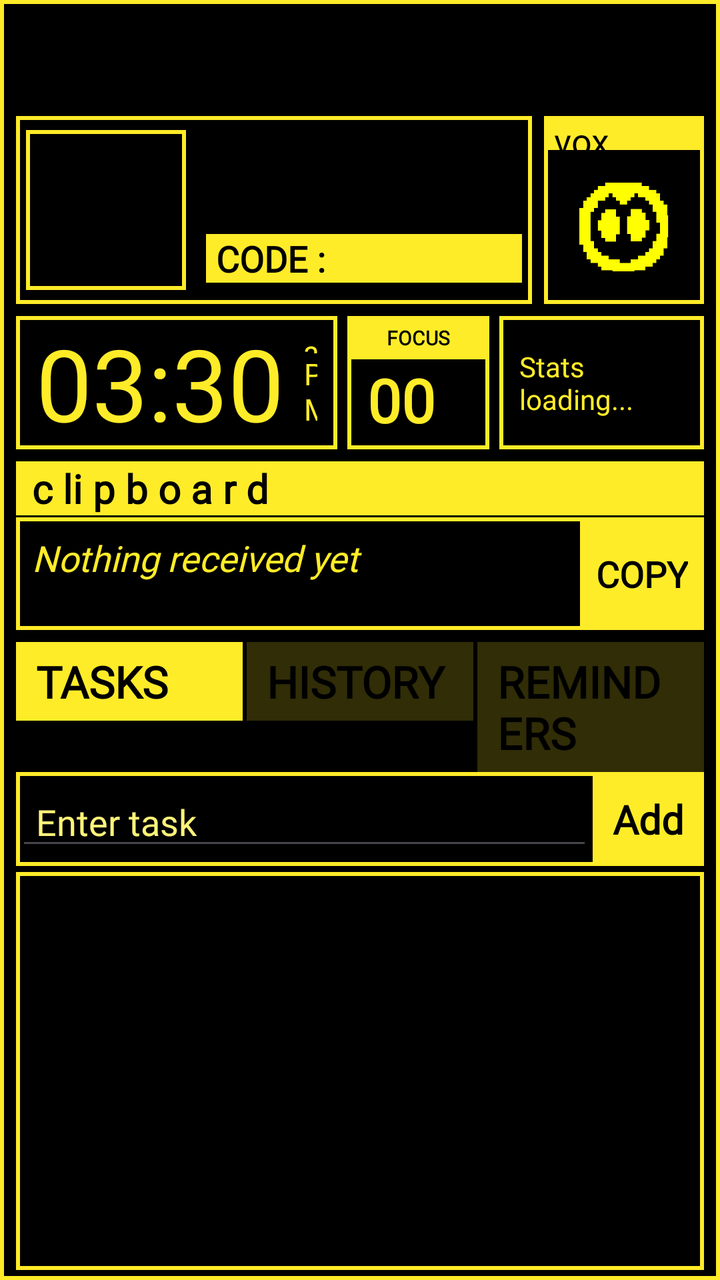
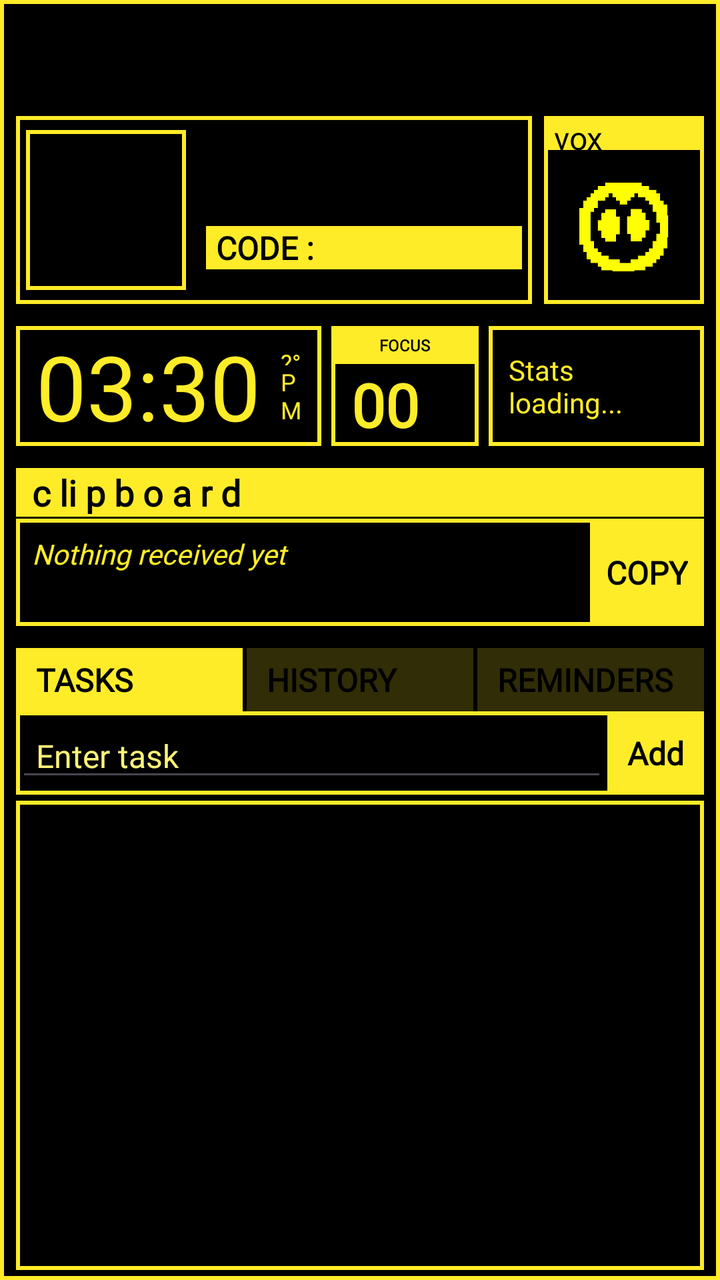

An Android layout rendered at two revisions. The XML below is the earlier revision; the diff shows what the commit changed to produce the second picture.
<!-- AndroidManifest.xml: application theme Theme.VOX -->
<!-- res/layout/activity_main.xml -->
<?xml version="1.0" encoding="utf-8"?>
<androidx.constraintlayout.widget.ConstraintLayout xmlns:android="http://schemas.android.com/apk/res/android"
    xmlns:app="http://schemas.android.com/apk/res-auto"
    xmlns:tools="http://schemas.android.com/tools"
    android:id="@+id/main"
    android:layout_width="match_parent"
    android:layout_height="match_parent"
    tools:context=".ui.main.MainActivity"
    android:background="@color/black">

    <LinearLayout
        android:layout_width="match_parent"
        android:layout_height="match_parent"
        android:background="@drawable/container_m"
        android:padding="5dp"
        android:orientation="vertical"
        app:layout_constraintBottom_toBottomOf="parent"
        app:layout_constraintEnd_toEndOf="parent"
        app:layout_constraintStart_toStartOf="parent"
        app:layout_constraintTop_toTopOf="parent">
        <LinearLayout
            android:layout_width="match_parent"
            android:layout_height="100dp"
            android:layout_marginTop="50dp"
            android:orientation="horizontal">
            <LinearLayout
                android:layout_width="0dp"
                android:layout_height="match_parent"
                android:layout_weight="1"
                android:layout_margin="3dp"
                android:orientation="horizontal"
                android:background="@drawable/container_m"
                android:gravity="center_vertical">
                <ImageView
                    android:id="@+id/myAvatar"
                    android:layout_width="80dp"
                    android:layout_height="80dp"
                    android:layout_margin="5dp"
                    android:background="@drawable/container_m"/>
                <LinearLayout
                    android:layout_width="match_parent"
                    android:layout_height="wrap_content"
                    android:orientation="vertical"
                    android:paddingLeft="5dp">
                    <TextView
                        android:id="@+id/tvUsername"
                        android:layout_width="wrap_content"
                        android:layout_height="wrap_content"
                        android:textSize="18sp"
                        android:fontFamily="@font/lowerpixel"
                        android:textColor="@color/yellow_main"/>
                    <TextView
                        android:id="@+id/tvEmail"
                        android:layout_width="wrap_content"
                        android:layout_height="wrap_content"
                        android:textSize="18sp"
                        android:fontFamily="@font/lowerpixel"
                        android:textColor="@color/yellow_main"/>
                    <TextView
                        android:id="@+id/codeTv"
                        android:layout_width="match_parent"
                        android:layout_height="wrap_content"
                        android:textSize="18sp"
                        android:fontFamily="@font/lowerpixel"
                        android:textColor="@color/black"
                        android:textStyle="bold"
                        android:paddingLeft="5dp"
                        android:layout_marginRight="5dp"
                        android:background="@color/yellow_main"
                        android:text="CODE :"/>
                </LinearLayout>

            </LinearLayout>
            <LinearLayout
                android:layout_width="80dp"
                android:layout_height="match_parent"
                android:orientation="vertical"
                android:layout_margin="3dp"
                android:background="@drawable/container_m">
                <TextView
                    android:layout_width="match_parent"
                    android:layout_height="17dp"
                    android:text="vox"
                    android:background="@color/yellow_main"
                    android:paddingLeft="5dp"
                    android:fontFamily="@font/pixelbold"
                    android:textSize="18sp"
                    android:textColor="@color/black"/>
                <ImageView
                    android:id="@+id/voxEmote"
                    android:layout_width="match_parent"
                    android:layout_height="0dp"
                    android:layout_weight="1"
                    android:layout_margin="8dp"
                    android:src="@drawable/vox_icon_neutral" />

            </LinearLayout>
        </LinearLayout>
        <LinearLayout
            android:layout_width="match_parent"
            android:layout_height="wrap_content"
            android:orientation="horizontal"
            android:layout_margin="3dp"
            android:gravity="center_vertical">
            <LinearLayout
                android:layout_width="wrap_content"
                android:layout_weight="3"
                android:gravity="center"
                android:layout_height="wrap_content"
                android:orientation="horizontal"
                android:background="@drawable/container_m">
            <TextView
                android:id="@+id/tvCurrentTime"
                android:layout_width="wrap_content"
                android:layout_height="wrap_content"
                android:textSize="50sp"
                android:textColor="@color/yellow_main"
                android:text="03:30"
                android:layout_marginLeft="10dp"
                android:fontFamily="@font/lowerpixel"/>
            <LinearLayout
                android:layout_width="wrap_content"
                android:layout_height="match_parent"
                android:orientation="vertical"
                android:layout_margin="10dp">
                <TextView
                    android:layout_width="wrap_content"
                    android:layout_height="0dp"
                    android:id="@+id/tvWeather"
                    android:layout_weight="1"
                    android:text="@string/weather_not_found"
                    android:textSize="15sp"
                    android:textColor="@color/yellow_main"
                    android:fontFamily="@font/lowerpixel"/>
                <TextView
                    android:id="@+id/tvCurrentMeridian"
                    android:layout_width="match_parent"
                    android:layout_height="wrap_content"
                    android:text="PM"
                    android:textSize="15sp"
                    android:textColor="@color/yellow_main"
                    android:fontFamily="@font/lowerpixel"/>
            </LinearLayout>
            </LinearLayout>
            <LinearLayout
                android:layout_weight="1"
                android:layout_width="wrap_content"
                android:layout_height="match_parent"
                android:gravity="center_horizontal"
                android:layout_marginHorizontal="5dp"
                android:orientation="vertical"
                android:background="@drawable/container_m">
                <TextView
                    android:layout_width="match_parent"
                    android:layout_height="wrap_content"
                    android:text="FOCUS"
                    android:textAlignment="center"
                    android:textSize="10sp"
                    android:padding="4dp"
                    android:background="@color/yellow_main"
                    android:textColor="@color/black"
                    android:textStyle="bold"
                    android:fontFamily="@font/highlight"/>
                <TextView
                    android:id="@+id/tvDisciplie"
                    android:layout_width="wrap_content"
                    android:layout_height="wrap_content"
                    android:text="00%"
                    android:textSize="30sp"
                    android:paddingHorizontal="10dp"
                    android:textColor="@color/yellow_main"
                    android:textStyle="bold"
                    android:fontFamily="@font/lowerpixel"/>

            </LinearLayout>
            <LinearLayout
                android:layout_weight="2"
                android:layout_width="wrap_content"
                android:gravity="center"
                android:layout_height="match_parent"
                android:orientation="vertical"
                android:background="@drawable/container_m">
            <TextView
                android:id="@+id/tvStats"
                android:layout_width="wrap_content"
                android:paddingHorizontal="10dp"
                android:layout_height="wrap_content"
                android:text="Stats loading..."
                android:textColor="@color/yellow_main"
                android:fontFamily="@font/lowerpixel"/>
            </LinearLayout>



        </LinearLayout>
        <TextView
            android:layout_width="match_parent"
            android:layout_height="wrap_content"
            android:text="c li p b o a r d"
            android:fontFamily="@font/pixelbold"
            android:textSize="20sp"
            android:background="@color/yellow_main"
            android:textColor="@color/black"
            android:paddingLeft="8dp"
            android:layout_marginHorizontal="3dp"
            android:layout_marginTop="3dp"
            android:textStyle="bold"/>
        <LinearLayout
            android:id="@+id/clipboardPanel"
            android:layout_width="match_parent"
            android:layout_height="wrap_content"
            android:orientation="horizontal"
            android:layout_marginHorizontal="3dp"
            android:layout_marginBottom="3dp"
            android:layout_marginTop="1dp"
            android:background="@drawable/container_m"
            android:visibility="visible">

            <TextView
                android:id="@+id/tvLatestFromPc"
                android:layout_width="0dp"
                android:layout_weight="1"
                android:layout_height="match_parent"
                android:text="Nothing received yet"
                android:textSize="18sp"
                android:textColor="@color/yellow_main"
                android:fontFamily="@font/lowerpixel"
                android:textStyle="italic"
                android:padding="8dp"
                android:visibility="visible"/>

            <TextView
                android:id="@+id/btnCopyToPhone"
                android:layout_width="wrap_content"
                android:layout_height="wrap_content"
                android:text="COPY"
                android:textStyle="bold"
                android:clickable="true"
                android:textSize="18sp"
                android:textColor="@color/black"
                android:fontFamily="@font/lowerpixel"
                android:background="@color/yellow_main"
                android:paddingHorizontal="8dp"
                android:paddingVertical="16dp"
                android:visibility="visible"/>

            <EditText
                android:id="@+id/etManualPaste"
                android:layout_width="0dp"
                android:layout_weight="1"
                android:layout_height="match_parent"
                android:hint="Paste text here"
                android:textStyle="italic"
                android:textColor="@color/yellow_main"
                android:textSize="18sp"
                android:fontFamily="@font/lowerpixel"
                android:visibility="gone"/>

            <TextView
                android:id="@+id/btnUploadClipboard"
                android:layout_width="wrap_content"
                android:layout_height="wrap_content"
                android:fontFamily="@font/lowerpixel"
                android:textSize="18sp"
                android:textColor="@color/black"
                android:textStyle="italic"
                android:background="@color/yellow_main"
                android:text="SYNC"
                android:paddingHorizontal="8dp"
                android:paddingVertical="16dp"
                android:visibility="gone"/>
            <TextView
                android:id="@+id/backClipboard"
                android:layout_width="wrap_content"
                android:layout_height="wrap_content"
                android:fontFamily="@font/lowerpixel"
                android:textSize="18sp"
                android:textColor="@color/black"
                android:textStyle="italic"
                android:background="@color/yellow_main30"
                android:text="X"
                android:padding="8dp"
                android:visibility="gone"/>



        </LinearLayout>


        <LinearLayout
            android:orientation="horizontal"
            android:layout_width="match_parent"
            android:layout_marginTop="3dp"
            android:layout_marginHorizontal="3dp"
            android:layout_height="wrap_content">

            <TextView
                android:layout_height="wrap_content"
                android:layout_width="0dp"
                android:layout_weight="1"
                android:id="@+id/btnActive"
                android:clickable="true"
                android:textSize="22sp"
                android:textStyle="bold"
                android:textColor="@color/black"
                android:background="@color/yellow_main"
                android:fontFamily="@font/pixelbold"
                android:paddingVertical="5dp"
                android:paddingHorizontal="10dp"
                android:text="TASKS"
                android:layout_marginRight="2dp"/>
            <TextView
                android:layout_height="wrap_content"
                android:layout_width="0dp"
                android:layout_weight="1"
                android:id="@+id/btnPast"
                android:clickable="true"
                android:textSize="22sp"
                android:textStyle="bold"
                android:textColor="@color/black"
                android:background="@color/yellow_main30"
                android:fontFamily="@font/pixelbold"
                android:paddingVertical="5dp"
                android:paddingHorizontal="10dp"
                android:text="HISTORY"
                android:layout_marginRight="2dp"/>
            <TextView
                android:layout_height="wrap_content"
                android:layout_width="0dp"
                android:layout_weight="1"
                android:id="@+id/btnReminder"
                android:clickable="true"
                android:textSize="22sp"
                android:textStyle="bold"
                android:textColor="@color/black"
                android:background="@color/yellow_main30"
                android:fontFamily="@font/pixelbold"
                android:paddingVertical="5dp"
                android:paddingHorizontal="10dp"
                android:text="REMINDERS"/>

        </LinearLayout>
        <LinearLayout
            android:layout_width="match_parent"
            android:layout_height="wrap_content"
            android:orientation="horizontal"
            android:layout_marginHorizontal="3dp"
            android:gravity="center_vertical"
            android:background="@drawable/container_m">
            <EditText
                android:id="@+id/etTask"
                android:layout_width="0dp"
                android:layout_weight="1"
                android:textSize="18sp"
                android:paddingLeft="10dp"
                android:layout_height="wrap_content"
                android:textColor="@color/yellow_secondary"
                android:textColorHint="@color/yellow_secondary"
                android:fontFamily="@font/lowerpixel"
                android:visibility="visible"
                android:hint="Enter task"/>
            <TextView
                android:id="@+id/btnAdd"
                android:layout_width="wrap_content"
                android:layout_height="wrap_content"
                android:text="Add"
                android:soundEffectsEnabled="false"
                android:textStyle="bold"
                android:padding="10dp"
                android:textSize="20sp"
                android:textColor="@color/black"
                android:fontFamily="@font/lowerpixel"
                android:visibility="visible"
                android:background="@color/yellow_main"/>
            <EditText
                android:id="@+id/etReminder"
                android:layout_width="0dp"
                android:layout_weight="1"
                android:textSize="18sp"
                android:paddingLeft="10dp"
                android:layout_height="wrap_content"
                android:textColor="@color/yellow_secondary"
                android:textColorHint="@color/yellow_secondary"
                android:fontFamily="@font/lowerpixel"
                android:visibility="gone"
                android:hint="Enter reminder"/>
            <TextView
                android:id="@+id/btnAddreminder"
                android:layout_width="wrap_content"
                android:layout_height="wrap_content"
                android:text="Add"
                android:soundEffectsEnabled="false"
                android:textStyle="bold"
                android:padding="10dp"
                android:textSize="20sp"
                android:textColor="@color/black"
                android:fontFamily="@font/lowerpixel"
                android:visibility="gone"
                android:background="@color/yellow_main"/>
        </LinearLayout>

        <FrameLayout
            android:id="@+id/fragmentContainer"
            android:layout_width="match_parent"
            android:layout_height="0dp"
            android:layout_marginTop="3dp"
            android:layout_marginHorizontal="3dp"
            android:background="@drawable/container_m"
            android:layout_weight="1"/>

    </LinearLayout>
</androidx.constraintlayout.widget.ConstraintLayout>
<!-- resources referenced by this layout -->
<resources>
  <color name="black">#FF000000</color>
  <color name="yellow_main">#FFEC28</color>
  <color name="yellow_main30">#30FFEC28</color>
  <color name="yellow_secondary">#FFF378</color>
  <!-- drawable container_m (drawable) -->
  <?xml version="1.0" encoding="utf-8"?>
  <shape xmlns:android="http://schemas.android.com/apk/res/android">
      <stroke android:color="@color/yellow_main" android:width="2dp"/>
  </shape>
  <!-- drawable vox_icon_neutral: png bitmap (drawable, 1216 bytes) -->
  <string name="weather_not_found">"?°C"</string>
  <style name="Theme.VOX" parent="Base.Theme.VOX" />
  <style name="Base.Theme.VOX" parent="Theme.Material3.DayNight.NoActionBar">
          
          
      </style>
</resources>

<!-- the commit's change to res/layout/activity_main.xml (unified diff, before → after) -->
@@ -22,7 +22,8 @@
             android:layout_width="match_parent"
             android:layout_height="100dp"
             android:layout_marginTop="50dp"
-            android:orientation="horizontal">
+            android:orientation="horizontal"
+            android:layout_marginBottom="8dp">
             <LinearLayout
                 android:layout_width="0dp"
                 android:layout_height="match_parent"
@@ -46,21 +47,21 @@
                         android:id="@+id/tvUsername"
                         android:layout_width="wrap_content"
                         android:layout_height="wrap_content"
-                        android:textSize="18sp"
+                        android:textSize="14sp"
                         android:fontFamily="@font/lowerpixel"
                         android:textColor="@color/yellow_main"/>
                     <TextView
                         android:id="@+id/tvEmail"
                         android:layout_width="wrap_content"
                         android:layout_height="wrap_content"
-                        android:textSize="18sp"
+                        android:textSize="14sp"
                         android:fontFamily="@font/lowerpixel"
                         android:textColor="@color/yellow_main"/>
                     <TextView
                         android:id="@+id/codeTv"
                         android:layout_width="match_parent"
                         android:layout_height="wrap_content"
-                        android:textSize="18sp"
+                        android:textSize="16sp"
                         android:fontFamily="@font/lowerpixel"
                         android:textColor="@color/black"
                         android:textStyle="bold"
@@ -84,7 +85,7 @@
                     android:background="@color/yellow_main"
                     android:paddingLeft="5dp"
                     android:fontFamily="@font/pixelbold"
-                    android:textSize="18sp"
+                    android:textSize="16sp"
                     android:textColor="@color/black"/>
                 <ImageView
                     android:id="@+id/voxEmote"
@@ -100,7 +101,8 @@
             android:layout_width="match_parent"
             android:layout_height="wrap_content"
             android:orientation="horizontal"
-            android:layout_margin="3dp"
+            android:layout_marginHorizontal="3dp"
+            android:layout_marginBottom="8dp"
             android:gravity="center_vertical">
             <LinearLayout
                 android:layout_width="wrap_content"
@@ -113,7 +115,7 @@
                 android:id="@+id/tvCurrentTime"
                 android:layout_width="wrap_content"
                 android:layout_height="wrap_content"
-                android:textSize="50sp"
+                android:textSize="45sp"
                 android:textColor="@color/yellow_main"
                 android:text="03:30"
                 android:layout_marginLeft="10dp"
@@ -129,7 +131,7 @@
                     android:id="@+id/tvWeather"
                     android:layout_weight="1"
                     android:text="@string/weather_not_found"
-                    android:textSize="15sp"
+                    android:textSize="12sp"
                     android:textColor="@color/yellow_main"
                     android:fontFamily="@font/lowerpixel"/>
                 <TextView
@@ -137,7 +139,7 @@
                     android:layout_width="match_parent"
                     android:layout_height="wrap_content"
                     android:text="PM"
-                    android:textSize="15sp"
+                    android:textSize="12sp"
                     android:textColor="@color/yellow_main"
                     android:fontFamily="@font/lowerpixel"/>
             </LinearLayout>
@@ -155,7 +157,7 @@
                     android:layout_height="wrap_content"
                     android:text="FOCUS"
                     android:textAlignment="center"
-                    android:textSize="10sp"
+                    android:textSize="8sp"
                     android:padding="4dp"
                     android:background="@color/yellow_main"
                     android:textColor="@color/black"
@@ -186,6 +188,7 @@
                 android:paddingHorizontal="10dp"
                 android:layout_height="wrap_content"
                 android:text="Stats loading..."
+                android:textSize="14sp"
                 android:textColor="@color/yellow_main"
                 android:fontFamily="@font/lowerpixel"/>
             </LinearLayout>
@@ -198,7 +201,7 @@
             android:layout_height="wrap_content"
             android:text="c li p b o a r d"
             android:fontFamily="@font/pixelbold"
-            android:textSize="20sp"
+            android:textSize="18sp"
             android:background="@color/yellow_main"
             android:textColor="@color/black"
             android:paddingLeft="8dp"
@@ -211,7 +214,7 @@
             android:layout_height="wrap_content"
             android:orientation="horizontal"
             android:layout_marginHorizontal="3dp"
-            android:layout_marginBottom="3dp"
+            android:layout_marginBottom="8dp"
             android:layout_marginTop="1dp"
             android:background="@drawable/container_m"
             android:visibility="visible">
@@ -222,7 +225,7 @@
                 android:layout_weight="1"
                 android:layout_height="match_parent"
                 android:text="Nothing received yet"
-                android:textSize="18sp"
+                android:textSize="14sp"
                 android:textColor="@color/yellow_main"
                 android:fontFamily="@font/lowerpixel"
                 android:textStyle="italic"
@@ -236,7 +239,7 @@
                 android:text="COPY"
                 android:textStyle="bold"
                 android:clickable="true"
-                android:textSize="18sp"
+                android:textSize="16sp"
                 android:textColor="@color/black"
                 android:fontFamily="@font/lowerpixel"
                 android:background="@color/yellow_main"
@@ -300,7 +303,7 @@
                 android:layout_weight="1"
                 android:id="@+id/btnActive"
                 android:clickable="true"
-                android:textSize="22sp"
+                android:textSize="16sp"
                 android:textStyle="bold"
                 android:textColor="@color/black"
                 android:background="@color/yellow_main"
@@ -315,7 +318,7 @@
                 android:layout_weight="1"
                 android:id="@+id/btnPast"
                 android:clickable="true"
-                android:textSize="22sp"
+                android:textSize="16sp"
                 android:textStyle="bold"
                 android:textColor="@color/black"
                 android:background="@color/yellow_main30"
@@ -330,7 +333,7 @@
                 android:layout_weight="1"
                 android:id="@+id/btnReminder"
                 android:clickable="true"
-                android:textSize="22sp"
+                android:textSize="16sp"
                 android:textStyle="bold"
                 android:textColor="@color/black"
                 android:background="@color/yellow_main30"
@@ -351,7 +354,7 @@
                 android:id="@+id/etTask"
                 android:layout_width="0dp"
                 android:layout_weight="1"
-                android:textSize="18sp"
+                android:textSize="16sp"
                 android:paddingLeft="10dp"
                 android:layout_height="wrap_content"
                 android:textColor="@color/yellow_secondary"
@@ -367,7 +370,7 @@
                 android:soundEffectsEnabled="false"
                 android:textStyle="bold"
                 android:padding="10dp"
-                android:textSize="20sp"
+                android:textSize="16sp"
                 android:textColor="@color/black"
                 android:fontFamily="@font/lowerpixel"
                 android:visibility="visible"
